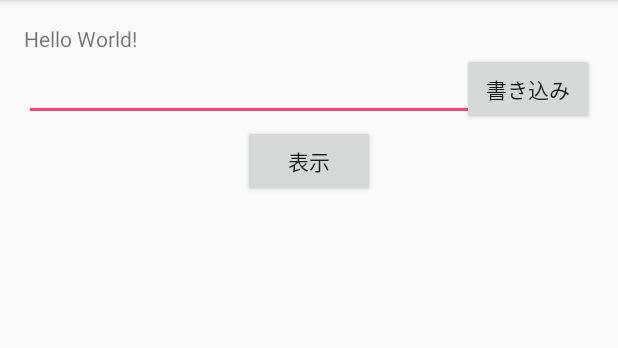
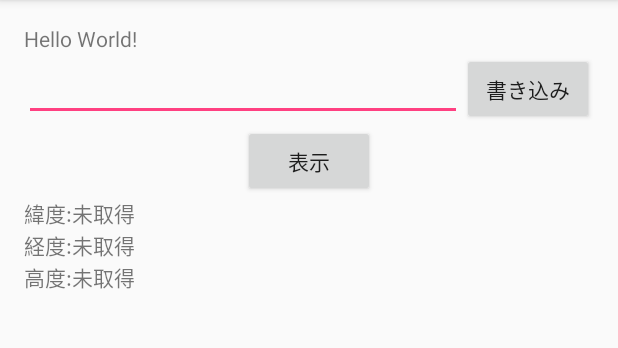
Before and after one commit to sekoask/HogeApplication, an Android app: the screen it shows after launch (MainActivity), on a phone screen of 412 x 824 dp, the part 84-432 px from its top. Run offline under Robolectric (Android 15) with nearby library versions, the phone set to English and light mode, and no system bars.

Commit message:
GPS情報取得処理追加

```diff
--- a/app/src/main/AndroidManifest.xml
+++ b/app/src/main/AndroidManifest.xml
@@ -2,6 +2,8 @@
 <manifest xmlns:android="http://schemas.android.com/apk/res/android"
     package="jp.arc_net.hogeapplication">
 
+    <uses-permission android:name="android.permission.ACCESS_FINE_LOCATION" />
+    <uses-permission android:name="android.permission.ACCESS_COARSE_LOCATION" />
     <application
         android:allowBackup="true"
         android:icon="@mipmap/ic_launcher"
--- a/app/src/main/java/jp/arc_net/hogeapplication/HogeSqlLiteOpenHelper.java
+++ b/app/src/main/java/jp/arc_net/hogeapplication/HogeSqlLiteOpenHelper.java
@@ -10,8 +10,8 @@ import android.database.sqlite.SQLiteOpenHelper;
 public class HogeSqlLiteOpenHelper extends SQLiteOpenHelper {
 
     private static final String DB ="hoge_sqllite.db";
-    private static final int DB_VERSION =2;
-    private static final String CREATE_TABLE = "create table hoge_message(id integer primary key autoincrement, message text not null,insert_tm integer not null);";
+    private static final int DB_VERSION =3;
+    private static final String CREATE_TABLE = "create table hoge_message(id integer primary key autoincrement, message text not null,insert_tm integer not null, latitude real, longitude real, altitude real);";
     private static final String DROP_TABLE = "drop table hoge_message;";
 
 
--- a/app/src/main/java/jp/arc_net/hogeapplication/MainActivity.java
+++ b/app/src/main/java/jp/arc_net/hogeapplication/MainActivity.java
@@ -1,20 +1,49 @@
 package jp.arc_net.hogeapplication;
 
+import android.Manifest;
 import android.content.ContentValues;
 import android.content.Intent;
+import android.content.pm.PackageManager;
 import android.database.sqlite.SQLiteDatabase;
+import android.location.Location;
+import android.location.LocationListener;
+import android.location.LocationManager;
+import android.support.annotation.NonNull;
+import android.support.v4.app.ActivityCompat;
 import android.support.v7.app.AppCompatActivity;
 import android.os.Bundle;
 import android.view.View;
 import android.widget.Button;
 import android.widget.EditText;
+import android.widget.TextView;
 
-public class MainActivity extends AppCompatActivity {
-
+public class MainActivity extends AppCompatActivity implements LocationListener {
     /**
      * DB
      */
     private SQLiteDatabase hogeDb;
+    /**
+     * LocationManager
+     */
+    private LocationManager locationManager;
+    private int REQUEST_CODE_GPS_PERMISSION = 0x01;
+
+    /**
+     * 緯度（南北）
+     */
+    private TextView latView;
+    private double latitude;
+
+    /**
+     * 経度（東西）
+     */
+    private TextView longView;
+    private double longitude;
+    /**
+     * 高度
+     */
+    private TextView altView;
+    private double altitude;
 
     @Override
     protected void onCreate(Bundle savedInstanceState) {
@@ -25,32 +54,109 @@ public class MainActivity extends AppCompatActivity {
         nextBtn.setOnClickListener(new View.OnClickListener() {
             @Override
             public void onClick(View v) {
-                Intent intent = new Intent(MainActivity.this,Main2Activity.class);
-                EditText editText = (EditText)findViewById(R.id.editText);
-                if(editText.getText().length() != 0){
-                    intent.putExtra("INPUT_TEXT",editText.getText().toString());
+                Intent intent = new Intent(MainActivity.this, Main2Activity.class);
+                EditText editText = (EditText) findViewById(R.id.editText);
+                if (editText.getText().length() != 0) {
+                    intent.putExtra("INPUT_TEXT", editText.getText().toString());
                     ContentValues values = new ContentValues();
                     values.put("message", editText.getText().toString());
                     values.put("insert_tm", System.currentTimeMillis());
-                    hogeDb.insert("hoge_message","null",values);
-                }else{
-                    intent.putExtra("INPUT_TEXT","書き込みなし");
+                    values.put("latitude", latitude);
+                    values.put("longitude", longitude);
+                    values.put("altitude", altitude);
+                    hogeDb.insert("hoge_message", "null", values);
+                } else {
+                    intent.putExtra("INPUT_TEXT", "書き込みなし");
                 }
                 startActivity(intent);
-             }
+            }
         });
 
         Button viewBtn = (Button) findViewById(R.id.viewButton);
         viewBtn.setOnClickListener(new View.OnClickListener() {
             @Override
             public void onClick(View v) {
-                Intent intent = new Intent(MainActivity.this,Main2Activity.class);
-                intent.putExtra("INPUT_TEXT","表示のみ");
+                Intent intent = new Intent(MainActivity.this, Main2Activity.class);
+                intent.putExtra("INPUT_TEXT", "表示のみ");
                 startActivity(intent);
             }
         });
 
         HogeSqlLiteOpenHelper hogeDbHelper = new HogeSqlLiteOpenHelper(getApplicationContext());
         hogeDb = hogeDbHelper.getWritableDatabase();
+
+        locationManager = (LocationManager) getSystemService(LOCATION_SERVICE);
+        latView = (TextView) findViewById(R.id.latView);
+        longView = (TextView) findViewById(R.id.longView);
+        altView = (TextView) findViewById(R.id.altView);
+    }
+
+    @Override
+    protected void onPause() {
+        if (locationManager != null) {
+            if (ActivityCompat.checkSelfPermission(this, Manifest.permission.ACCESS_FINE_LOCATION) != PackageManager.PERMISSION_GRANTED
+                    && ActivityCompat.checkSelfPermission(this, Manifest.permission.ACCESS_COARSE_LOCATION) != PackageManager.PERMISSION_GRANTED) {
+                // TODO: Consider calling
+                //    ActivityCompat#requestPermissions
+                // here to request the missing permissions, and then overriding
+                //   public void onRequestPermissionsResult(int requestCode, String[] permissions,
+                //                                          int[] grantResults)
+                // to handle the case where the user grants the permission. See the documentation
+                // for ActivityCompat#requestPermissions for more details.
+                super.onPause();
+                return;
+            }
+            locationManager.removeUpdates(this);
+        }
+        super.onPause();
+    }
+
+    @Override
+    protected void onResume() {
+        if (locationManager != null) {
+            // 引数は通知までの最小時間間隔(ミリ秒)と最小距離間隔(メートル)
+            if (ActivityCompat.checkSelfPermission(this, Manifest.permission.ACCESS_FINE_LOCATION) != PackageManager.PERMISSION_GRANTED
+                    && ActivityCompat.checkSelfPermission(this, Manifest.permission.ACCESS_COARSE_LOCATION) != PackageManager.PERMISSION_GRANTED) {
+                ActivityCompat.requestPermissions(this, new String[]{Manifest.permission.ACCESS_FINE_LOCATION}, REQUEST_CODE_GPS_PERMISSION);
+                super.onResume();
+                return;
+            }
+            locationManager.requestLocationUpdates(LocationManager.GPS_PROVIDER, 0, 0, this);
+        }
+        super.onResume();
+    }
+
+    @Override
+    public void onLocationChanged(Location location) {
+        latitude = location.getLatitude();
+        StringBuilder latText = new StringBuilder();
+        latText.append("緯度:");
+        latText.append(latitude);
+        latView.setText(latText.toString());
+        longitude = location.getLongitude();
+        StringBuilder longText = new StringBuilder();
+        longText.append("経度:");
+        longText.append(longitude);
+        longView.setText(longText.toString());
+        altitude = location.getAltitude();
+        StringBuilder altText = new StringBuilder();
+        altText.append("高度:");
+        altText.append(altitude);
+        altView.setText(altText.toString());
+    }
+
+    @Override
+    public void onStatusChanged(String provider, int status, Bundle extras) {
+
+    }
+
+    @Override
+    public void onProviderEnabled(String provider) {
+
+    }
+
+    @Override
+    public void onProviderDisabled(String provider) {
+
     }
 }
--- a/app/src/main/res/layout/activity_main.xml
+++ b/app/src/main/res/layout/activity_main.xml
@@ -32,8 +32,8 @@
         android:layout_below="@+id/textView"
         android:layout_alignParentLeft="true"
         android:layout_alignParentStart="true"
-        android:layout_alignParentRight="true"
-        android:layout_alignParentEnd="true" />
+        android:layout_toLeftOf="@+id/button"
+        android:layout_toStartOf="@+id/button" />
 
     <Button
         android:layout_width="wrap_content"
@@ -42,4 +42,34 @@
         android:id="@+id/viewButton"
         android:layout_below="@+id/button"
         android:layout_centerHorizontal="true" />
+
+    <TextView
+        android:layout_width="wrap_content"
+        android:layout_height="wrap_content"
+        android:textAppearance="?android:attr/textAppearanceSmall"
+        android:text="緯度:未取得"
+        android:id="@+id/latView"
+        android:layout_below="@+id/viewButton"
+        android:layout_alignParentLeft="true"
+        android:layout_alignParentStart="true" />
+
+    <TextView
+        android:layout_width="wrap_content"
+        android:layout_height="wrap_content"
+        android:textAppearance="?android:attr/textAppearanceSmall"
+        android:text="経度:未取得"
+        android:id="@+id/longView"
+        android:layout_below="@+id/latView"
+        android:layout_alignParentLeft="true"
+        android:layout_alignParentStart="true" />
+
+    <TextView
+        android:layout_width="wrap_content"
+        android:layout_height="wrap_content"
+        android:textAppearance="?android:attr/textAppearanceSmall"
+        android:text="高度:未取得"
+        android:id="@+id/altView"
+        android:layout_below="@+id/longView"
+        android:layout_alignParentLeft="true"
+        android:layout_alignParentStart="true" />
 </RelativeLayout>
```
Also changed, not shown: app/src/main/java/jp/arc_net/hogeapplication/Main2Activity.java (+9 -3 lines), app/src/main/res/layout/activity_main2.xml (+4 -4 lines).
